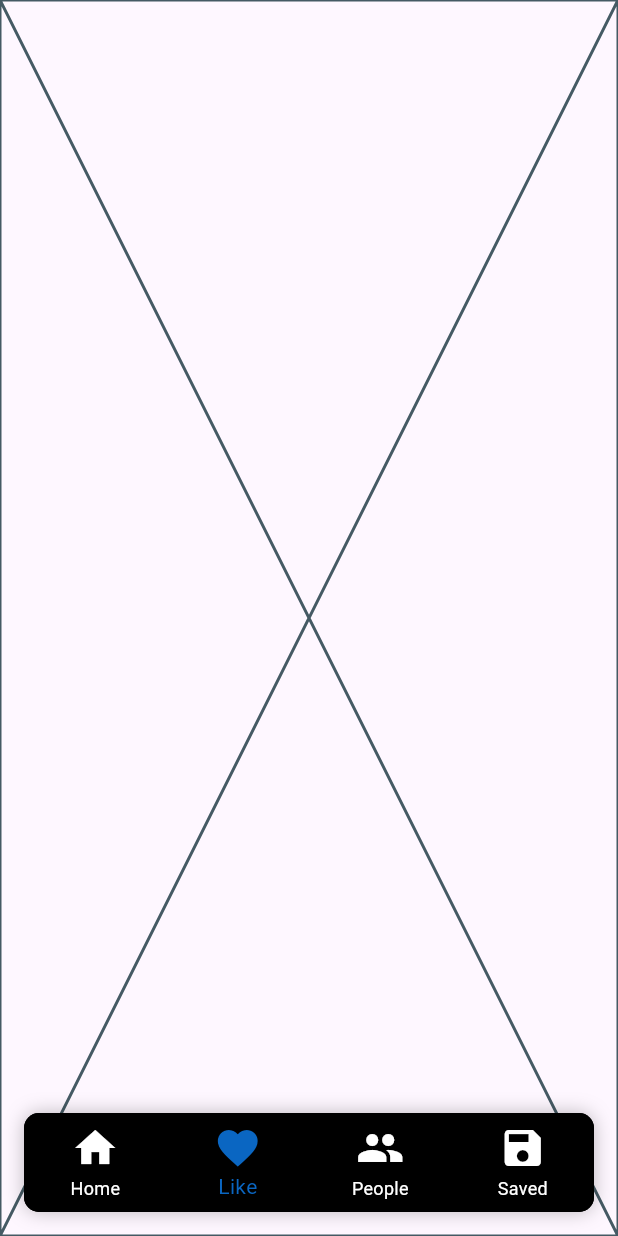
After one commit to quant-1729/assignment, a Flutter app: the screen it shows after launch, item 2 of the bottom bar chosen, on a phone screen of 412 x 824 dp. The commit adds this screen. Run offline on Flutter 3.47's test engine with Material 3 defaults, Android fonts, the phone set to English and light mode, and no system bars; our stand-ins replace connectivity_plus, sqflite; accounts and stored records are empty; network calls fail.

Commit message:
pages working commit

```diff
--- /dev/null
+++ b/lib/Views/like_page.dart
@@ -0,0 +1,15 @@
+import 'package:flutter/material.dart';
+
+class LikePage extends StatefulWidget {
+  const LikePage({super.key});
+
+  @override
+  State<LikePage> createState() => _LikePageState();
+}
+
+class _LikePageState extends State<LikePage> {
+  @override
+  Widget build(BuildContext context) {
+    return const Placeholder();
+  }
+}
--- a/lib/main.dart
+++ b/lib/main.dart
@@ -1,18 +1,96 @@
 import 'package:assignment/Views/Mainpage.dart';
 import 'package:flutter/material.dart';
+
+import 'Views/like_page.dart';
+import 'Views/people_page.dart';
+import 'Views/saved_page.dart';
 
 void main() {
   runApp(const MyApp());
 }
 
-class MyApp extends StatelessWidget {
+class MyApp extends StatefulWidget {
+
+
   const MyApp({super.key});
+
+  @override
+  State<MyApp> createState() => _MyAppState();
+}
+
+class _MyAppState extends State<MyApp> {
+
+  // Bottom navigation bar functioning
+  int _selectedIndex = 0;
+  final List<Widget> _pages = [
+    MainPage(),
+    LikePage(),
+    PeoplePage(),
+    SavedPage(),
+  ];
+
+  void _onItemTapped(int index) {
+    setState(() {
+      _selectedIndex = index;
+    });
+  }
 
   // This widget is the root of your application.
   @override
   Widget build(BuildContext context) {
+
+
     return MaterialApp(
 
-        home: MainPage());
+        home:Scaffold(
+          body: Stack(children: [
+            _pages[_selectedIndex],
+            Align(
+              alignment: Alignment.bottomCenter,
+              child: Container(
+                margin: EdgeInsets.all(16), // Distance from the bottom and sides
+                decoration: BoxDecoration(
+                  color: Colors.black,
+                  borderRadius: BorderRadius.circular(10), // Circular radius
+                  boxShadow: [BoxShadow(color: Colors.black26, blurRadius: 10)],
+                ),
+                child: ClipRRect(
+                  borderRadius: BorderRadius.circular(10),
+                  child: BottomNavigationBar(
+                    backgroundColor: Colors.black,
+                    items: <BottomNavigationBarItem>[
+                      BottomNavigationBarItem(
+                        activeIcon: Icon(Icons.home, size: 32, color: Color(0xFF0A66C2)),
+                        icon: Icon(Icons.home, size: 32, color: Colors.white),
+                        label: 'Home',
+                      ),
+                      BottomNavigationBarItem(
+                        activeIcon: Icon(Icons.favorite, size: 32, color: Color(0xFF0A66C2)),
+                        icon: Icon(Icons.favorite, size: 32, color: Colors.white),
+                        label: 'Like',
+                      ),
+                      BottomNavigationBarItem(
+                        activeIcon: Icon(Icons.people, size: 32, color: Color(0xFF0A66C2)),
+                        icon: Icon(Icons.people, size: 32, color: Colors.white),
+                        label: 'People',
+                      ),
+                      BottomNavigationBarItem(
+                        activeIcon: Icon(Icons.save, size: 32, color: Color(0xFF0A66C2)),
+                        icon: Icon(Icons.save, size: 32, color: Colors.white),
+                        label: 'Saved',
+                      ),
+                    ],
+                    selectedItemColor: Color(0xFF0A66C2), // Active label text color
+                    unselectedItemColor: Colors.white, // Inactive label text color
+                    type: BottomNavigationBarType.fixed,
+                    currentIndex: _selectedIndex,
+                    onTap: _onItemTapped,
+                  ),
+                ),
+              ),
+            ),
+
+          ]),
+        ));
   }
 }
```
Also changed, not shown: lib/Views/Mainpage.dart (+7 -47 lines), lib/Views/people_page.dart (added, +16 -0 lines), lib/Views/saved_page.dart (added, +15 -0 lines).
